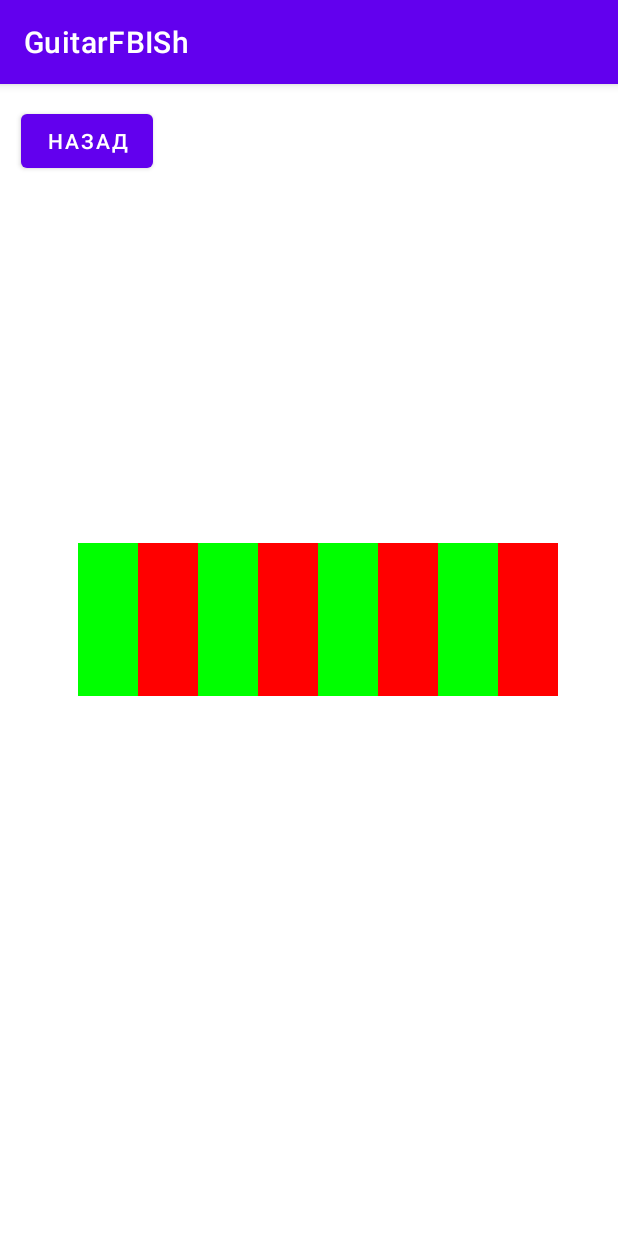
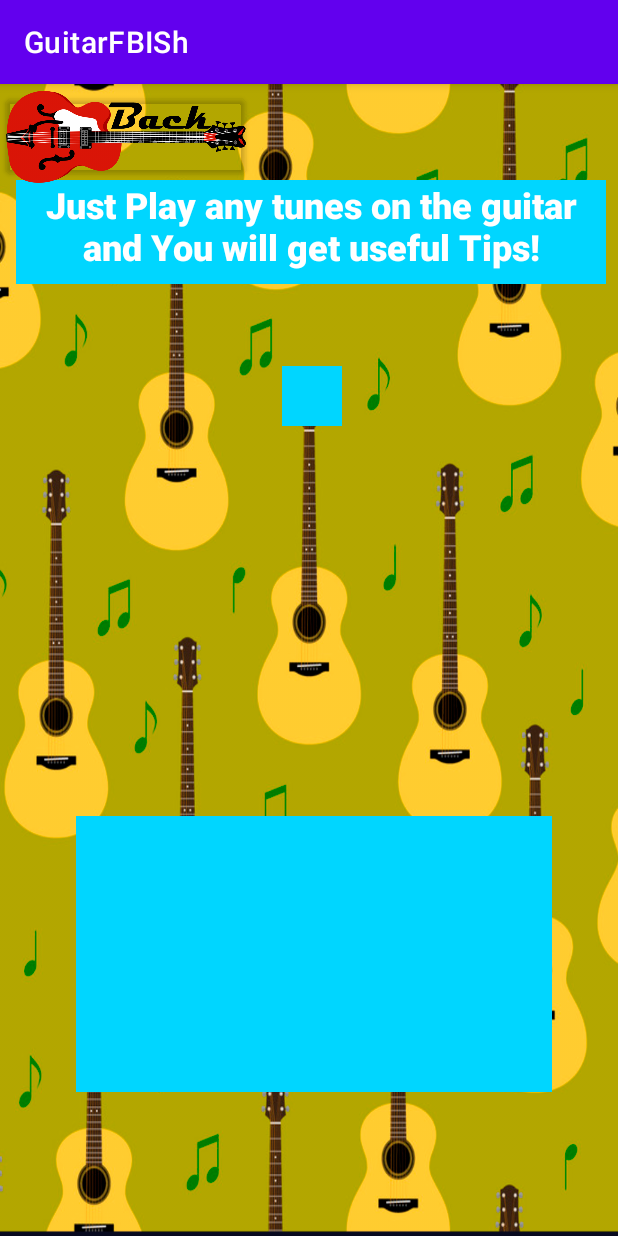
Before and after one commit to semenfbish/Samsung_ConcernApp, an Android app: the screen it shows after launch (Fynfyrie), after a tap on an icon or button, on a phone screen of 412 x 824 dp. Run offline under Robolectric (Android 15) with nearby library versions, the phone set to English and light mode, and no system bars; 2 statements that could not run were skipped.

Commit message:
+Custom wallpaper

```diff
--- a/app/src/main/java/com/example/concern/Fynfyrie.java
+++ b/app/src/main/java/com/example/concern/Fynfyrie.java
@@ -29,33 +29,15 @@ import be.tarsos.dsp.pitch.PitchProcessor;
 import static java.lang.Thread.sleep;
 
 public class Fynfyrie extends AppCompatActivity {
-    TextView textView27, textView19, textView22, textView23, textView26, textView21, textView17, textView24, textView28, textView33;
-    Boolean ROn = true;
+    TextView textView28, textView33;
     Button button14;
-    Thread audioThread;
 
     @Override
     protected void onCreate(Bundle savedInstanceState) {
         super.onCreate(savedInstanceState);
         setContentView(R.layout.activity_fynfyrie);
-        textView27 = findViewById(R.id.textView27);
-        textView19 = findViewById(R.id.textView19);
-        textView22 = findViewById(R.id.textView22);
-        textView23 = findViewById(R.id.textView23);
-        textView26 = findViewById(R.id.textView26);
-        textView21 = findViewById(R.id.textView21);
-        textView17 = findViewById(R.id.textView17);
-        textView24 = findViewById(R.id.textView24);
         textView28 = findViewById(R.id.textView28);
         textView33 = findViewById(R.id.textView33);
-        /*textView27.setBackgroundColor(Color.RED);
-        textView19.setBackgroundColor(Color.RED);
-        textView22.setBackgroundColor(Color.RED);
-        textView23.setBackgroundColor(Color.RED);
-        textView26.setBackgroundColor(Color.RED);
-        textView21.setBackgroundColor(Color.RED);
-        textView17.setBackgroundColor(Color.RED);
-        textView24.setBackgroundColor(Color.RED);*/
         button14 = findViewById(R.id.button14);
         if (ContextCompat.checkSelfPermission(this,
                 Manifest.permission.RECORD_AUDIO)
@@ -90,11 +72,8 @@ public class Fynfyrie extends AppCompatActivity {
         button14.setOnClickListener(v -> {
             Intent intent = new Intent(this, MainMenu.class);
             startActivity(intent);
-            audioThread.destroy();
         });
-        new DEE().execute();
     }
-
 
 
     @Override
@@ -135,7 +114,7 @@ public class Fynfyrie extends AppCompatActivity {
                     @Override
                     public void run() {
                         display((float) pitchInHz);
-                        textView33.setText(""+ (int) pitchInHz);
+                        textView33.setText("" + (int) pitchInHz);
 
                     }
                 });
@@ -147,62 +126,22 @@ public class Fynfyrie extends AppCompatActivity {
         Thread audioThread = new Thread(dispatcher, "Audio Thread");
         audioThread.start();
     }
-    public void display(float pitchInHz){
+
+    public void display(float pitchInHz) {
 
         slyxach((int) pitchInHz);
     }
+
     @SuppressLint("SetTextI18n")
-    private void slyxach(int pitchInHz){
+    private void slyxach(int pitchInHz) {
         if (pitchInHz > 100 && pitchInHz < 150) {
-            textView28.setText("Совет №"  +pitchInHz + ". Всегда Играйте стоя, таким образом вы создаёте себе зону комфорта.");
+            textView28.setText("Совет №" + pitchInHz + ". Always play standing up, so you create a comfort zone.");
         }
         if (pitchInHz > 150 && pitchInHz < 200) {
-            textView28.setText("Совет №"  +pitchInHz + ". Никогда не верьте гитаристам, обсуждающих влияние дерева на звук элестрогитары.");
+            textView28.setText("Совет №" + pitchInHz + ". Never believe guitarists who discuss the influence of wood on the sound of an electric guitar.");
         }
-        if (pitchInHz > 200 && pitchInHz < 250){
-            textView28.setText("Совет №"  +pitchInHz + ". Держите медиатор так, как захотите. Есть преподователи, которые рассказывают про стандарты хвата. Это слушать не стоит, все мы разные.");
-        }
-    }
-    private class DEE extends AsyncTask {
-
-        @Override
-        protected Void doInBackground(Object[] objects) {
-            while (ROn) {
-                try {
-                    //
-                    textView27.setBackgroundColor(Color.GREEN);
-                    textView22.setBackgroundColor(Color.GREEN);
-                    textView26.setBackgroundColor(Color.GREEN);
-                    textView17.setBackgroundColor(Color.GREEN);
-                    //
-                    textView19.setBackgroundColor(Color.RED);
-                    textView23.setBackgroundColor(Color.RED);
-                    textView21.setBackgroundColor(Color.RED);
-                    textView24.setBackgroundColor(Color.RED);
-                    //
-                    sleep(250);
-                    //
-                    textView27.setBackgroundColor(Color.RED);
-                    textView22.setBackgroundColor(Color.RED);
-                    textView26.setBackgroundColor(Color.RED);
-                    textView17.setBackgroundColor(Color.RED);
-                    //
-                    textView19.setBackgroundColor(Color.GREEN);
-                    textView23.setBackgroundColor(Color.GREEN);
-                    textView21.setBackgroundColor(Color.GREEN);
-                    textView24.setBackgroundColor(Color.GREEN);
-                    //
-                    sleep(250);
-                    runOnUiThread(new Runnable() {
-                        @Override
-                        public void run() {
-                        }
-
-                    });
-                } catch (Exception e) {
-                }
-            }
-            return null;
+        if (pitchInHz > 200 && pitchInHz < 250) {
+            textView28.setText("Совет №" + pitchInHz + ". Hold the pick any way you want. There are teachers who talk about grip standards. This is not worth listening to, we are all different.");
         }
     }
 }
--- a/app/src/main/res/layout/activity_fynfyrie.xml
+++ b/app/src/main/res/layout/activity_fynfyrie.xml
@@ -4,117 +4,66 @@
     xmlns:tools="http://schemas.android.com/tools"
     android:layout_width="match_parent"
     android:layout_height="match_parent"
+    android:background="@drawable/fon"
     tools:context=".Fynfyrie">
 
     <TextView
-        android:id="@+id/textView26"
-        android:layout_width="40dp"
-        android:layout_height="102dp"
-        android:layout_marginBottom="360dp"
-        app:layout_constraintBottom_toBottomOf="parent"
-        app:layout_constraintEnd_toStartOf="@+id/textView21" />
-
-    <TextView
-        android:id="@+id/textView21"
-        android:layout_width="40dp"
-        android:layout_height="102dp"
-        android:layout_marginStart="252dp"
-        android:layout_marginLeft="252dp"
-        android:layout_marginBottom="360dp"
-        app:layout_constraintBottom_toBottomOf="parent"
-        app:layout_constraintStart_toStartOf="parent" />
-
-    <TextView
-        android:id="@+id/textView19"
-        android:layout_width="40dp"
-        android:layout_height="102dp"
-        android:layout_marginStart="92dp"
-        android:layout_marginLeft="92dp"
-        android:layout_marginBottom="360dp"
-        app:layout_constraintBottom_toBottomOf="parent"
-        app:layout_constraintStart_toStartOf="parent" />
-
-    <TextView
-        android:id="@+id/textView27"
-        android:layout_width="40dp"
-        android:layout_height="102dp"
-        android:layout_marginStart="52dp"
-        android:layout_marginLeft="52dp"
-        android:layout_marginBottom="360dp"
-        app:layout_constraintBottom_toBottomOf="parent"
-        app:layout_constraintStart_toStartOf="parent" />
-
-    <TextView
-        android:id="@+id/textView22"
-        android:layout_width="40dp"
-        android:layout_height="102dp"
-        android:layout_marginStart="132dp"
-        android:layout_marginLeft="132dp"
-        android:layout_marginBottom="360dp"
-        app:layout_constraintBottom_toBottomOf="parent"
-        app:layout_constraintStart_toStartOf="parent" />
-
-    <TextView
-        android:id="@+id/textView23"
-        android:layout_width="40dp"
-        android:layout_height="102dp"
-        android:layout_marginStart="172dp"
-        android:layout_marginLeft="172dp"
-        android:layout_marginBottom="360dp"
-        app:layout_constraintBottom_toBottomOf="parent"
-        app:layout_constraintStart_toStartOf="parent" />
-
-    <TextView
-        android:id="@+id/textView24"
-        android:layout_width="40dp"
-        android:layout_height="102dp"
-        android:layout_marginStart="332dp"
-        android:layout_marginLeft="332dp"
-        android:layout_marginBottom="360dp"
-        app:layout_constraintBottom_toBottomOf="parent"
-        app:layout_constraintStart_toStartOf="parent" />
-
-    <TextView
-        android:id="@+id/textView17"
-        android:layout_width="40dp"
-        android:layout_height="102dp"
-        android:layout_marginStart="292dp"
-        android:layout_marginLeft="292dp"
-        android:layout_marginBottom="360dp"
-        app:layout_constraintBottom_toBottomOf="parent"
-        app:layout_constraintStart_toStartOf="parent" />
-
-    <TextView
         android:id="@+id/textView28"
-        android:layout_width="329dp"
-        android:layout_height="166dp"
+        android:layout_width="317dp"
+        android:layout_height="184dp"
         android:layout_marginStart="114dp"
         android:layout_marginLeft="114dp"
         android:layout_marginEnd="114dp"
         android:layout_marginRight="114dp"
         android:layout_marginBottom="96dp"
+        android:background="#00d6ff"
+        android:fontFamily="sans-serif-black"
+        android:textColor="@color/white"
+        android:textSize="20sp"
         app:layout_constraintBottom_toBottomOf="parent"
         app:layout_constraintEnd_toEndOf="parent"
+        app:layout_constraintHorizontal_bias="0.475"
         app:layout_constraintStart_toStartOf="parent" />
 
     <TextView
         android:id="@+id/textView33"
         android:layout_width="40dp"
         android:layout_height="40dp"
-        android:layout_marginTop="112dp"
+        android:layout_marginTop="188dp"
         android:layout_marginEnd="184dp"
         android:layout_marginRight="184dp"
+        android:background="#00d6ff"
+        android:textColor="@color/white"
+        android:textSize="18sp"
         app:layout_constraintEnd_toEndOf="parent"
         app:layout_constraintTop_toTopOf="parent" />
 
     <Button
         android:id="@+id/button14"
-        android:layout_width="wrap_content"
-        android:layout_height="wrap_content"
-        android:layout_marginStart="14dp"
-        android:layout_marginLeft="14dp"
-        android:layout_marginTop="14dp"
-        android:text="Назад"
+        android:layout_width="160dp"
+        android:layout_height="62dp"
+        android:layout_marginStart="4dp"
+        android:layout_marginLeft="4dp"
+        android:layout_marginTop="4dp"
+        android:foreground="@drawable/back"
+        app:backgroundTint="@android:color/transparent"
         app:layout_constraintStart_toStartOf="parent"
         app:layout_constraintTop_toTopOf="parent" />
+
+    <TextView
+        android:id="@+id/textView4"
+        android:layout_width="393dp"
+        android:layout_height="69dp"
+        android:layout_marginTop="64dp"
+        android:layout_marginEnd="8dp"
+        android:layout_marginRight="8dp"
+        android:background="#00d6ff"
+        android:fontFamily="sans-serif-black"
+        android:gravity="center_horizontal"
+        android:text="Just Play any tunes on the guitar and You will get useful Tips!"
+        android:textAlignment="center"
+        android:textColor="@color/white"
+        android:textSize="24sp"
+        app:layout_constraintEnd_toEndOf="parent"
+        app:layout_constraintTop_toTopOf="parent" />
 </androidx.constraintlayout.widget.ConstraintLayout>
```
Also changed, not shown: app/src/main/java/com/example/concern/MainActivity.java (+3 -4 lines), app/src/main/java/com/example/concern/Menzura.java (+5 -5 lines), app/src/main/res/layout/activity_hum_list.xml (+12 -7 lines), app/src/main/res/layout/activity_main.xml (+14 -16 lines), app/src/main/res/layout/activity_main_game.xml (+40 -29 lines), app/src/main/res/layout/activity_main_menu.xml (+14 -7 lines), app/src/main/res/layout/activity_menzura.xml (+18 -6 lines), app/src/main/res/layout/activity_rating.xml (+37 -15 lines), app/src/main/res/layout/activity_sprav.xml (+15 -8 lines), app/src/main/res/drawable/back.png (added), app/src/main/res/drawable/fon.png (added), app/src/main/res/drawable/fon2.png (added), app/src/main/res/drawable/fon3.png (added), app/src/main/res/drawable/fon4.png (added), 4 more files.
